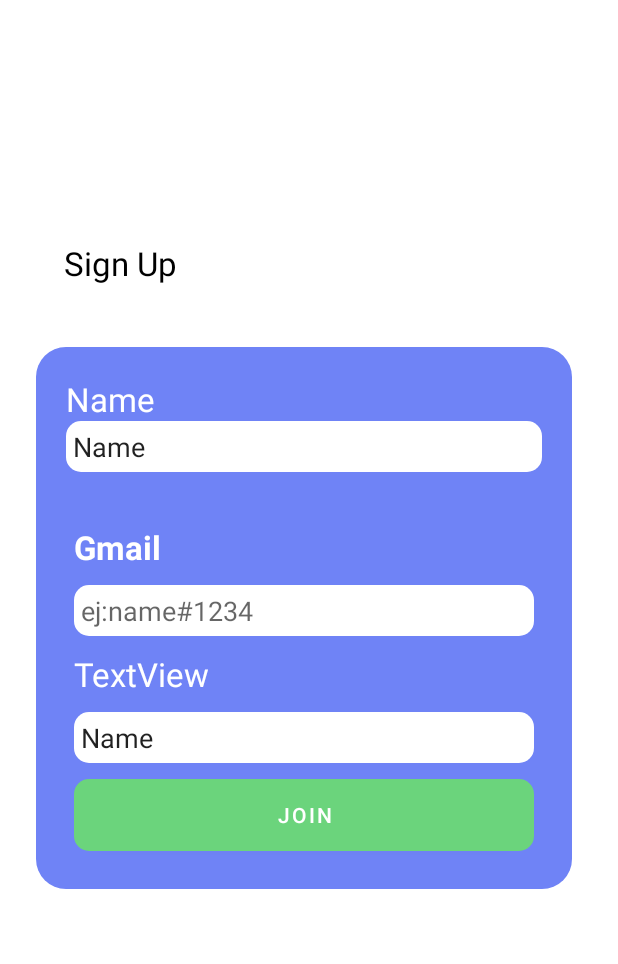
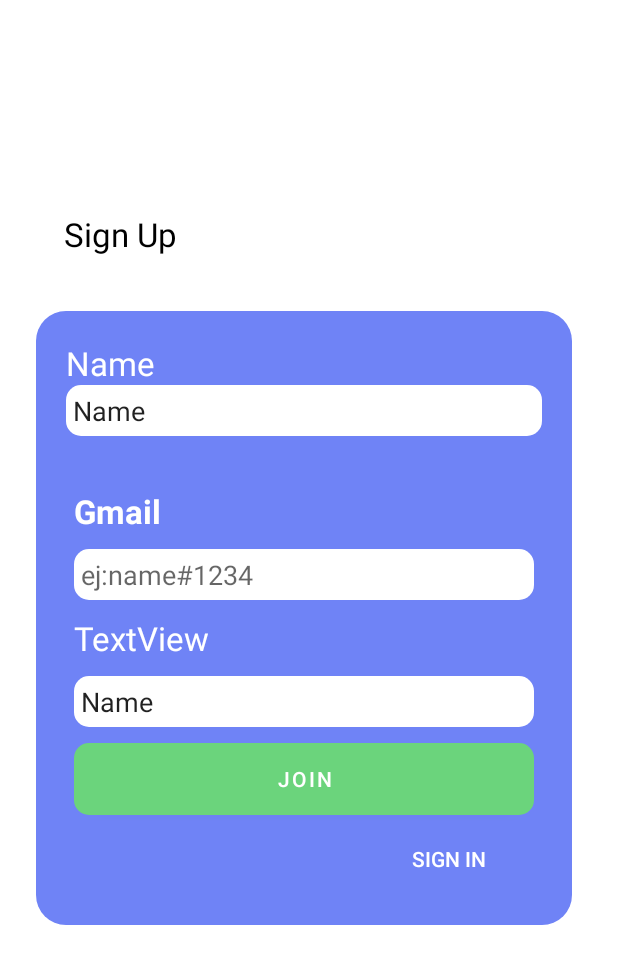
Before and after one commit to tipeXwins/tipexlunch, an Android app: the fragment FragmentRegister shown on its own in the app's theme, on a phone screen of 412 x 824 dp. Shown: the top 964 px of the screen. Run offline under Robolectric (Android 15) with nearby library versions, the phone set to English and light mode, and no system bars; libraries missing offline, so code that uses them is left out: io.realm; 2 statements that could not run were skipped.

Commit message:
desde el 33 7 y el siemens

```diff
--- a/app/src/main/java/com/example/intouch/FragmentRegister.kt
+++ b/app/src/main/java/com/example/intouch/FragmentRegister.kt
@@ -40,7 +40,7 @@ class FragmentRegister: Fragment() {
 
     }
     fun clicarlogin(view: View) {
-        view.buttonlogan.setOnClickListener {
+        view.buttonSI.setOnClickListener {
             findNavController().navigate(R.id.action_registerFragment2_to_loginFragment2)
         }
     }
@@ -64,7 +64,7 @@ class FragmentRegister: Fragment() {
 
 
     fun clicarRegister(view: View) {
-        view.buttonRegister.setOnClickListener {
+        view.buttonLog.setOnClickListener {
             var usernames = view.findViewById<EditText>(R.id.editText2)
             var contras = view.findViewById<EditText>(R.id.editText)
             createUsuari(usernames.text.toString(),contras.text.toString())
--- a/app/src/main/res/layout/fragment_explorer.xml
+++ b/app/src/main/res/layout/fragment_explorer.xml
@@ -335,7 +335,7 @@
                     </LinearLayout>
 
                     <Button
-                        android:id="@+id/button3"
+                        android:id="@+id/buttonLog"
                         android:layout_width="match_parent"
                         android:layout_height="match_parent"
                         android:layout_weight="1"
--- a/app/src/main/res/layout/fragment_join.xml
+++ b/app/src/main/res/layout/fragment_join.xml
@@ -84,7 +84,7 @@
                 android:textStyle="bold" />
 
             <Button
-                android:id="@+id/button3"
+                android:id="@+id/buttonLog"
                 android:layout_width="match_parent"
                 android:layout_height="wrap_content"
                 android:layout_margin="@dimen/def"
--- a/app/src/main/res/layout/fragment_login.xml
+++ b/app/src/main/res/layout/fragment_login.xml
@@ -83,7 +83,7 @@
                 android:text="Name" />
 
             <Button
-                android:id="@+id/button3"
+                android:id="@+id/buttonLog"
                 android:layout_width="match_parent"
                 android:layout_height="wrap_content"
                 android:layout_margin="@dimen/def"
--- a/app/src/main/res/layout/fragment_register.xml
+++ b/app/src/main/res/layout/fragment_register.xml
@@ -2,6 +2,7 @@
 <LinearLayout xmlns:android="http://schemas.android.com/apk/res/android"
     xmlns:app="http://schemas.android.com/apk/res-auto"
     xmlns:tools="http://schemas.android.com/tools"
+    android:id="@+id/ButtonSI"
     android:layout_width="match_parent"
     android:layout_height="match_parent"
     android:orientation="vertical">
@@ -103,14 +104,23 @@
                 android:text="Name" />
 
             <Button
-                android:id="@+id/button3"
+                android:id="@+id/buttonLog"
                 android:layout_width="match_parent"
                 android:layout_height="wrap_content"
                 android:layout_margin="@dimen/def"
                 android:background="@drawable/roundedsquare_child"
                 android:text="@string/join" />
 
+            <Button
+                android:id="@+id/buttonSI"
+                style="@style/Widget.AppCompat.Button.Borderless.Colored"
+                android:layout_width="123dp"
+                android:layout_height="wrap_content"
+                android:layout_gravity="right"
+                android:text="@string/signIn" />
+
         </LinearLayout>
+
     </androidx.constraintlayout.widget.ConstraintLayout>
 
 </LinearLayout>
```
Also changed, not shown: app/build.gradle (+25 -2 lines), app/src/main/java/com/example/intouch/ExplorerFragment.kt (+9 -0 lines).
